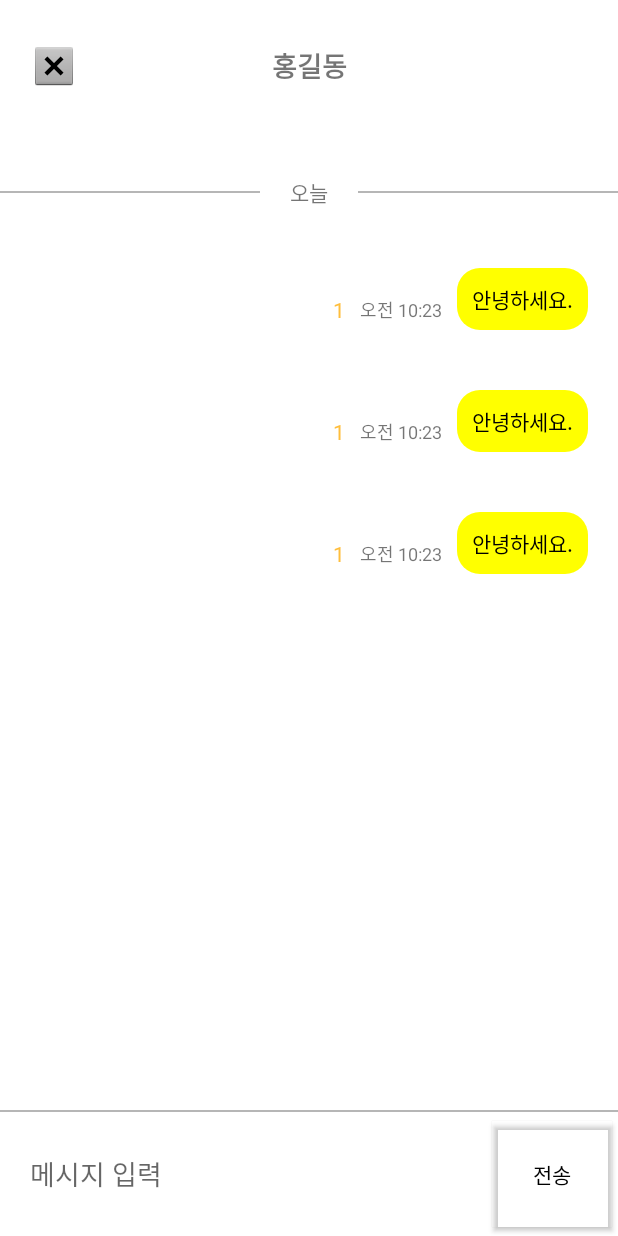
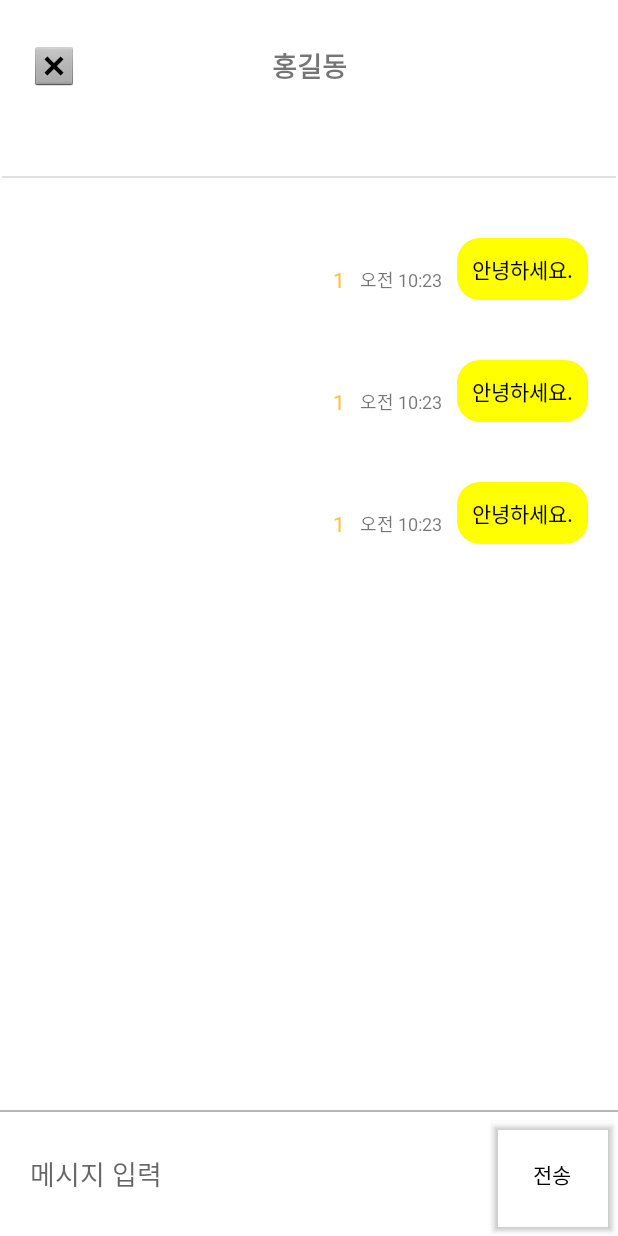
Before and after one commit to KimKunWoo0407/ChatApp, an Android app: the layout activity_chat_room.xml on its own in the app's theme, with its tools: preview values and no code run, on a phone screen of 412 x 824 dp. Run offline under Robolectric (Android 15) with nearby library versions, the phone set to English and light mode, and no system bars.

```diff
--- a/app/src/main/java/com/kkw/mychatapp/RecyclerChatRoomsAdapter.kt
+++ b/app/src/main/java/com/kkw/mychatapp/RecyclerChatRoomsAdapter.kt
@@ -67,7 +67,7 @@ class RecyclerChatRoomsAdapter(val context: Context) : RecyclerView.Adapter<Recy
     fun setUpMessageCount(holder: ViewHolder, position: Int){
         try{
             var unconfirmedCount = chatRooms[position].messages!!.filter {
-                !it.value.confirmed && !it.value.senderUid.equals(myUid)
+                !it.value.confirmed && it.value.senderUid != myUid
             }.size
 
             if(unconfirmedCount>0){
@@ -147,7 +147,7 @@ class RecyclerChatRoomsAdapter(val context: Context) : RecyclerView.Adapter<Recy
 
     override fun onBindViewHolder(holder: ViewHolder, position: Int) {
         val userIdList = chatRooms[position].users!!.keys
-        var opponent = userIdList.first{!it.equals(myUid)}
+        var opponent = userIdList.first{ it != myUid }
 
         FirebaseDatabase.getInstance().getReference("User").child("users").orderByChild("uid")
             .equalTo(opponent)
--- a/app/src/main/java/com/kkw/mychatapp/data/Message.kt
+++ b/app/src/main/java/com/kkw/mychatapp/data/Message.kt
@@ -5,5 +5,5 @@ data class Message(
     val sent_date: String ="",
     val content: String="",
     val confirmed:Boolean = false,
-    val isDate: Boolean = false
+    val date: Boolean = false
 ):java.io.Serializable{}
--- a/app/src/main/res/layout/activity_chat_room.xml
+++ b/app/src/main/res/layout/activity_chat_room.xml
@@ -31,47 +31,17 @@
         android:src="@android:drawable/btn_dialog"
         app:layout_constraintTop_toTopOf="@+id/txt_Title" />
 
-    <TextView
-        android:id="@+id/textView2"
-        android:layout_width="wrap_content"
-        android:layout_height="wrap_content"
-        android:layout_marginStart="10dp"
-        android:layout_marginLeft="10dp"
+    <View
+        android:id="@+id/divider"
+        android:layout_width="409dp"
+        android:layout_height="1dp"
+        android:background="?android:attr/listDivider"
+        app:layout_constraintEnd_toEndOf="parent"
+        app:layout_constraintStart_toStartOf="parent"
+        tools:layout_editor_absoluteY="120dp"
         android:layout_marginTop="60dp"
-        android:layout_marginEnd="10dp"
-        android:layout_marginRight="10dp"
-        android:text="오늘"
-        app:layout_constraintEnd_toStartOf="@+id/divider_right"
-        app:layout_constraintStart_toEndOf="@+id/divider_left"
-        app:layout_constraintTop_toBottomOf="@+id/txt_Title" />
+        app:layout_constraintTop_toBottomOf="@+id/txt_Title"/>
 
-    <androidx.constraintlayout.widget.ConstraintLayout
-        android:id="@+id/divider_left"
-        android:layout_width="0dp"
-        android:layout_height="1dp"
-        android:layout_marginEnd="10dp"
-        android:layout_marginRight="10dp"
-        android:background="#B6B6B6"
-        app:layout_constraintBottom_toBottomOf="@+id/textView2"
-        app:layout_constraintEnd_toStartOf="@+id/textView2"
-        app:layout_constraintStart_toStartOf="parent"
-        app:layout_constraintTop_toTopOf="@+id/textView2">
-
-    </androidx.constraintlayout.widget.ConstraintLayout>
-
-    <androidx.constraintlayout.widget.ConstraintLayout
-        android:id="@+id/divider_right"
-        android:layout_width="0dp"
-        android:layout_height="1dp"
-        android:layout_marginStart="10dp"
-        android:layout_marginLeft="10dp"
-        android:background="#B6B6B6"
-        app:layout_constraintBottom_toBottomOf="@+id/textView2"
-        app:layout_constraintEnd_toEndOf="parent"
-        app:layout_constraintStart_toEndOf="@+id/textView2"
-        app:layout_constraintTop_toTopOf="@+id/textView2">
-
-    </androidx.constraintlayout.widget.ConstraintLayout>
 
     <EditText
         android:id="@+id/edt_message"
@@ -121,6 +91,8 @@
         app:layout_constraintBottom_toTopOf="@+id/edt_message"
         app:layout_constraintEnd_toEndOf="parent"
         app:layout_constraintStart_toStartOf="parent"
-        app:layout_constraintTop_toBottomOf="@+id/textView2"
+        app:layout_constraintTop_toBottomOf="@+id/divider"
         tools:listitem="@layout/list_talk_item" />
+
+
 </androidx.constraintlayout.widget.ConstraintLayout>
```
Also changed, not shown: app/src/main/java/com/kkw/mychatapp/ChatRoomActivity.kt (+4 -3 lines), app/src/main/java/com/kkw/mychatapp/RecyclerMessageAdapter.kt (+19 -15 lines).
